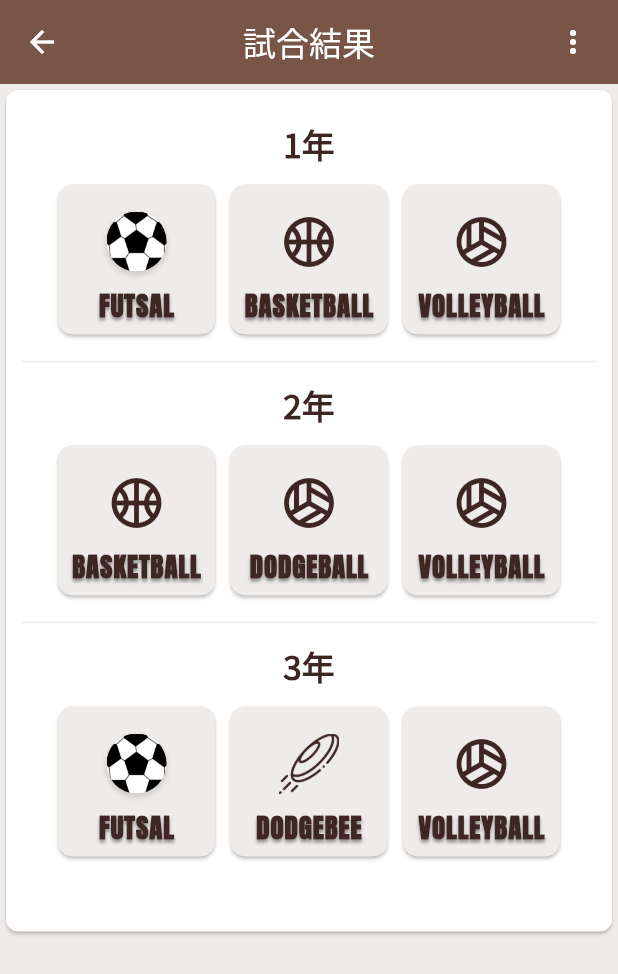
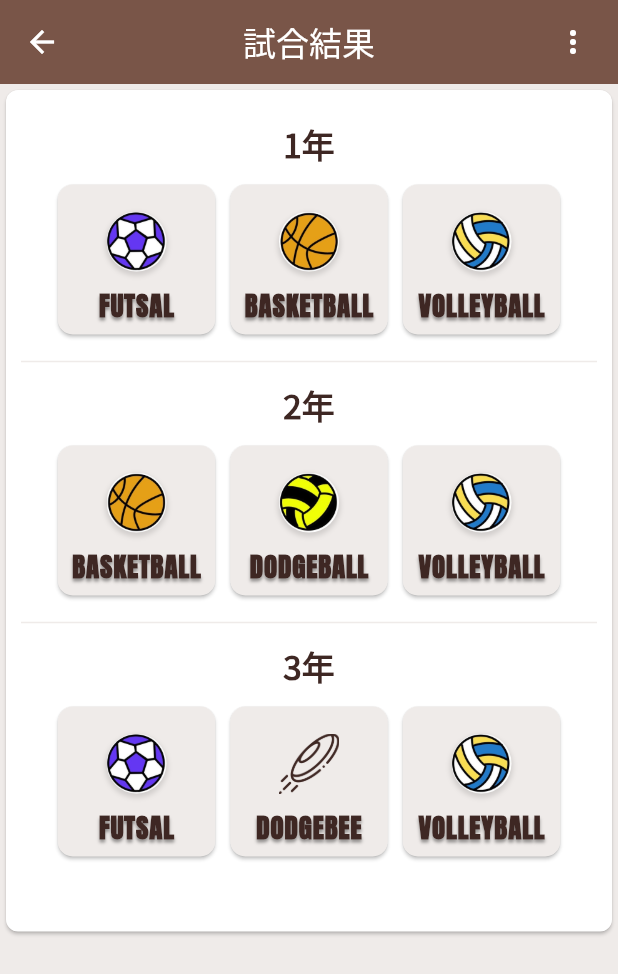
Before and after one commit to yukiMizo/rumutai_app_v3, a Flutter app: the PickCategoryScreen screen opened by its route, on a phone screen of 412 x 824 dp. Shown: the top 974 px of the screen. Run offline on Flutter 3.47's test engine with Material 3 defaults, Android fonts, the phone set to English and light mode, and no system bars; our stand-ins replace cloud_firestore, firebase_core, firebase_database, firebase_messaging, flutter_local_notifications, flutter_riverpod and 4 more; missing offline and left inert: flutter_picker; accounts and stored records are empty; statements that could not run were skipped.

Commit message:
3月8日作業分

```diff
--- a/lib/notification_manager.dart
+++ b/lib/notification_manager.dart
@@ -118,7 +118,6 @@ class NotificationManager {
       flnp.resolvePlatformSpecificImplementation<AndroidFlutterLocalNotificationsPlugin>()!.requestPermission();
     }
 
-    // ignore: unused_local_variable
     const InitializationSettings initializationSettings = InitializationSettings(
       android: initializationSettingsAndroid,
       iOS: initSettingsIOS,
--- /dev/null
+++ b/lib/providers/can_cheer_provider.dart
@@ -0,0 +1,3 @@
+import 'package:flutter_riverpod/flutter_riverpod.dart';
+
+final canCheerProvider = StateProvider<bool>((ref) => false);
--- a/lib/screens/game_result/pick_category_screen.dart
+++ b/lib/screens/game_result/pick_category_screen.dart
@@ -58,50 +58,12 @@ class PickCategoryScreen extends ConsumerWidget {
     );
   }
 
-  Widget _buildSoccerInfoButton({
-    required context,
-    required WidgetRef ref,
-    required GameDataCategory categoryToGet,
-  }) {
-    return ElevatedButton(
-      style: ElevatedButton.styleFrom(
-        padding: const EdgeInsets.all(0),
-        backgroundColor: AppColors.themeColor.shade50,
-        shape: RoundedRectangleBorder(
-          borderRadius: BorderRadius.circular(10),
-        ),
-      ),
-      onPressed: () => Navigator.of(context).pushNamed(GameResultsScreen.routeName, arguments: categoryToGet),
-      child: SizedBox(
-        width: 105,
-        height: 100,
-        child: Stack(
-          children: [
-            Image.asset(
-              "assets/images/soccer.png",
-            ),
-            Align(
-              alignment: Alignment.bottomCenter,
-              child: Text(
-                _getLabelForCategory(ref, categoryToGet),
-                style: TextStyle(color: Colors.brown.shade900, fontWeight: FontWeight.w600, letterSpacing: 0.6, fontSize: 18, fontFamily: "Anton"),
-              ),
-            )
-          ],
-        ),
-      ),
-    );
-  }
-
   String _getLabelForCategory(WidgetRef ref, GameDataCategory gameDataCategory) {
     final SportsType sportsType = ref.watch(sportsTypeMapProvider)[gameDataCategory.asString]!;
     return sportsType.name.toUpperCase();
   }
 
-  Widget _getIconForCategory(WidgetRef ref, GameDataCategory gameDataCategory) {
-    final SportsType sportsType = ref.watch(sportsTypeMapProvider)[gameDataCategory.asString]!;
-    switch (sportsType) {
-      case SportsType.futsal:
+  Widget _iconWidget(String imageAsset) {
     return Container(
       width: 40,
       height: 40,
@@ -117,27 +79,21 @@ class PickCategoryScreen extends ConsumerWidget {
           ),
         ],
       ),
-          child: Image.asset("assets/images/soccer.png"),
+      child: Image.asset(imageAsset),
     );
+  }
 
+  Widget _getIconForCategory(WidgetRef ref, GameDataCategory gameDataCategory) {
+    final SportsType sportsType = ref.watch(sportsTypeMapProvider)[gameDataCategory.asString]!;
+    switch (sportsType) {
+      case SportsType.futsal:
+        return _iconWidget("assets/images/futsalball.jpg");
       case SportsType.basketball:
-        return Icon(
-          Icons.sports_basketball_outlined,
-          size: 40,
-          color: Colors.brown.shade900,
-        );
+        return _iconWidget("assets/images/basketball.jpg");
       case SportsType.volleyball:
-        return Icon(
-          Icons.sports_volleyball_outlined,
-          size: 40,
-          color: Colors.brown.shade900,
-        );
+        return _iconWidget("assets/images/volleyball.jpg");
       case SportsType.dodgeball:
-        return Icon(
-          Icons.sports_volleyball_outlined,
-          size: 40,
-          color: Colors.brown.shade900,
-        );
+        return _iconWidget("assets/images/dodgeball.jpg");
       case SportsType.dodgebee:
         return Column(
           children: [
@@ -224,17 +180,9 @@ class PickCategoryScreen extends ConsumerWidget {
                     children: [
                       _buildGameInfoButton(context: context, ref: ref, categoryToGet: GameDataCategory.d1),
                       const SizedBox(width: 10),
-                      _buildGameInfoButton(
-                        context: context,
-                        ref: ref,
-                        categoryToGet: GameDataCategory.j1,
-                      ),
+                      _buildGameInfoButton(context: context, ref: ref, categoryToGet: GameDataCategory.j1),
                       const SizedBox(width: 10),
-                      _buildGameInfoButton(
-                        context: context,
-                        ref: ref,
-                        categoryToGet: GameDataCategory.k1,
-                      )
+                      _buildGameInfoButton(context: context, ref: ref, categoryToGet: GameDataCategory.k1)
                     ],
                   ),
                   const Padding(
@@ -253,23 +201,11 @@ class PickCategoryScreen extends ConsumerWidget {
                   Row(
                     mainAxisAlignment: MainAxisAlignment.center,
                     children: [
-                      _buildGameInfoButton(
-                        context: context,
-                        ref: ref,
-                        categoryToGet: GameDataCategory.d2,
-                      ),
+                      _buildGameInfoButton(context: context, ref: ref, categoryToGet: GameDataCategory.d2),
                       const SizedBox(width: 10),
-                      _buildGameInfoButton(
-                        context: context,
-                        ref: ref,
-                        categoryToGet: GameDataCategory.j2,
-                      ),
+                      _buildGameInfoButton(context: context, ref: ref, categoryToGet: GameDataCategory.j2),
                       const SizedBox(width: 10),
-                      _buildGameInfoButton(
-                        context: context,
-                        ref: ref,
-                        categoryToGet: GameDataCategory.k2,
-                      ),
+                      _buildGameInfoButton(context: context, ref: ref, categoryToGet: GameDataCategory.k2),
                     ],
                   ),
                   if (ref.watch(show3rdGradeProvider)) _build3rdGradeSection(context, ref),
--- a/lib/screens/home_screen.dart
+++ b/lib/screens/home_screen.dart
@@ -301,7 +301,7 @@ class _HomeScreenState extends ConsumerState<HomeScreen> {
                       const SizedBox(height: 30),
                       _buildSubButton(
                         text: "るるぶ",
-                        icon: Icons.description_outlined,
+                        icon: Icons.book_outlined,
                         width: buttonWidth,
                         onPressed: () => Navigator.of(context).pushNamed(RuleBookScreen.routeName),
                       ),
```
Also changed, not shown: lib/screens/cheer/cheer_screen.dart (+17 -7 lines), lib/screens/cheer/pick_team_to_cheer_screen.dart (+101 -15 lines), assets/images/basketball.jpg (added), assets/images/dodgeball.jpg (added), assets/images/futsalball.jpg (added), assets/images/soccer.png (deleted), assets/images/volleyball.jpg (added), 1 other file. Lines whose indentation alone changed are shown as unchanged.
